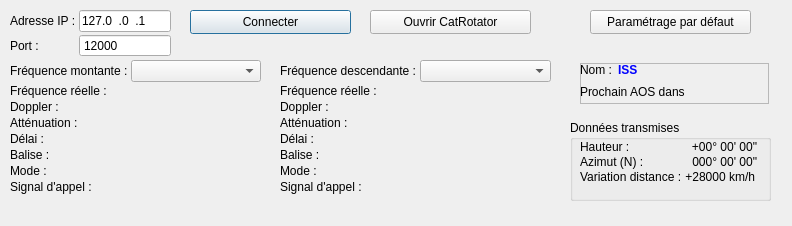
First picture: the form in src/interface/onglets/antenne/antenne.ui, repository mconsidine/previsat_archive, before the edit.
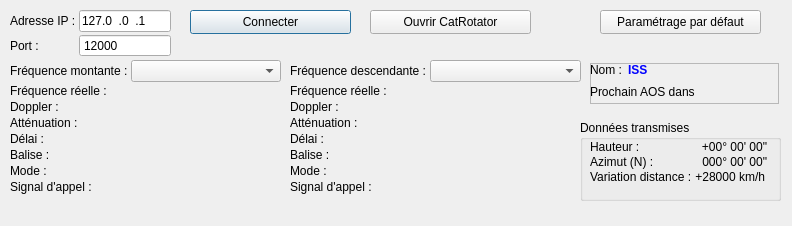
Second picture: the form after the edit.

Commit message: Corrections dans l'onglet Antenne

What changed in the file:
```diff
--- a/src/interface/onglets/antenne/antenne.ui
+++ b/src/interface/onglets/antenne/antenne.ui
@@ -80,7 +80,7 @@
   <widget class="QGroupBox" name="donneesTransmises">
    <property name="geometry">
     <rect>
-     <x>570</x>
+     <x>580</x>
      <y>120</y>
      <width>201</width>
      <height>81</height>
@@ -212,7 +212,7 @@
     <rect>
      <x>0</x>
      <y>60</y>
-     <width>561</width>
+     <width>581</width>
      <height>171</height>
     </rect>
    </property>
@@ -227,7 +227,7 @@
      <rect>
       <x>10</x>
       <y>0</y>
-      <width>251</width>
+      <width>271</width>
       <height>161</height>
      </rect>
     </property>
@@ -372,9 +372,9 @@
    <widget class="QWidget" name="formLayoutWidget_85">
     <property name="geometry">
      <rect>
-      <x>280</x>
+      <x>290</x>
       <y>0</y>
-      <width>271</width>
+      <width>291</width>
       <height>162</height>
      </rect>
     </property>
@@ -539,7 +539,7 @@
   <widget class="QPushButton" name="parametrageDefautRadio">
    <property name="geometry">
     <rect>
-     <x>590</x>
+     <x>600</x>
      <y>10</y>
      <width>161</width>
      <height>24</height>
@@ -568,7 +568,7 @@
   <widget class="QFrame" name="frameSatellite">
    <property name="geometry">
     <rect>
-     <x>580</x>
+     <x>590</x>
      <y>63</y>
      <width>189</width>
      <height>41</height>
```
Left out of the diff: 28 changed lines with no effect on the pictures. The commit also changes 5 other files.
